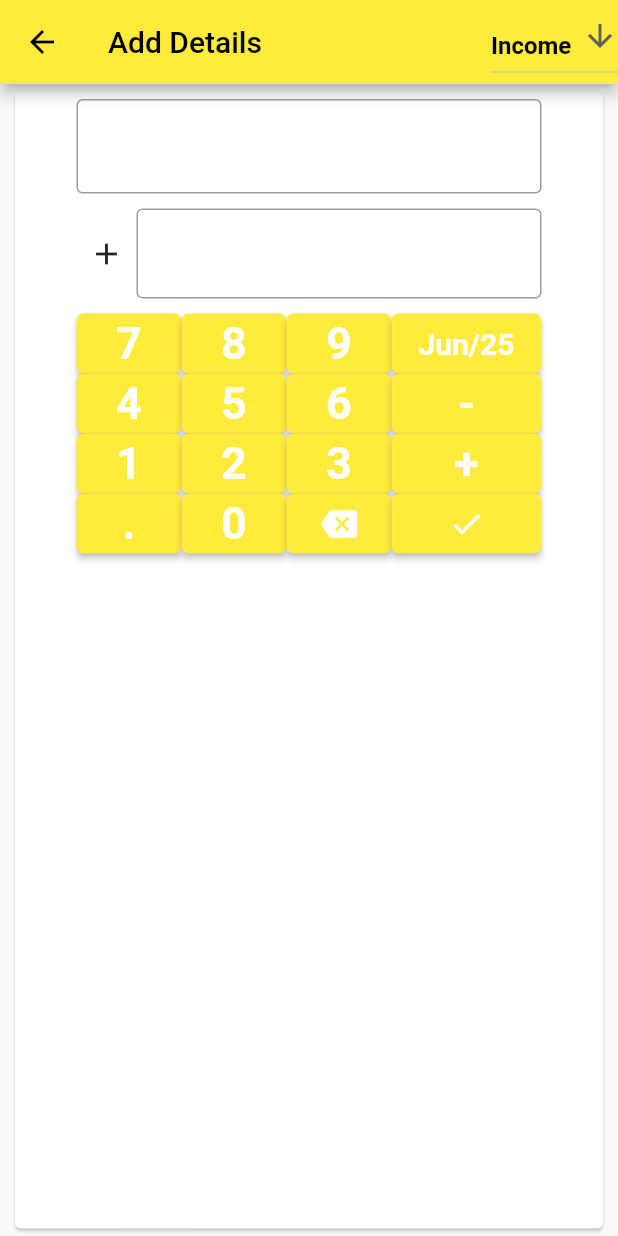
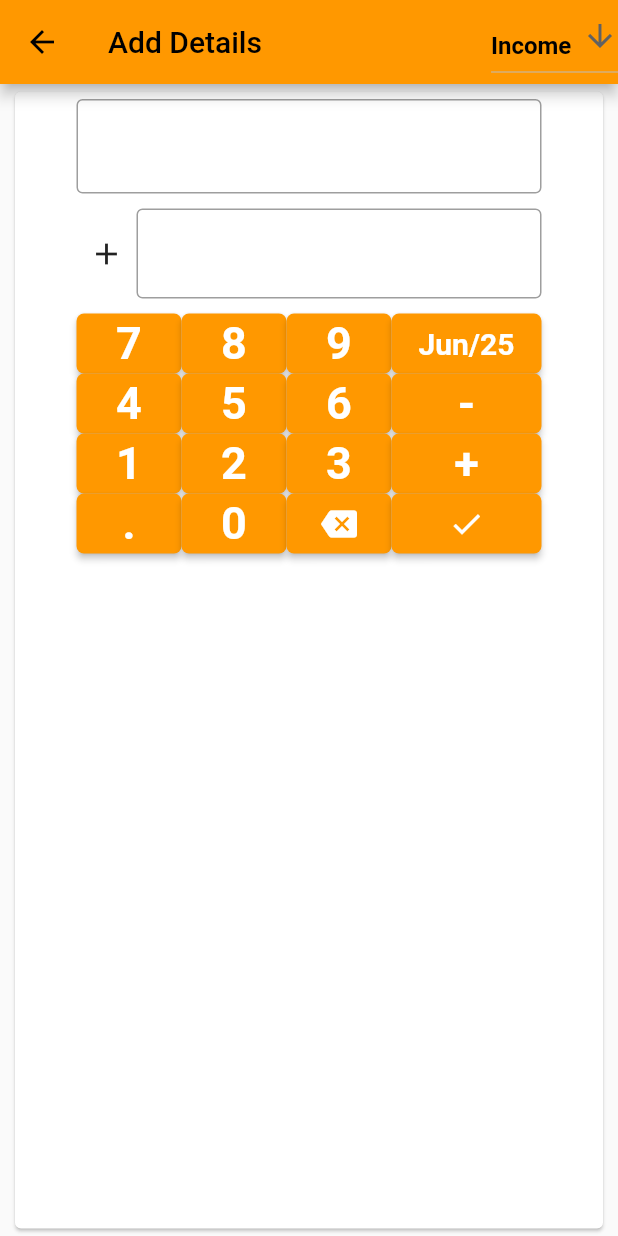
Before and after one commit to pollyolly/imoney_saver, a Flutter app: the MoneySaverAddDetail screen opened by its route, on a phone screen of 412 x 824 dp. Run offline on Flutter 3.47's test engine with Material 2 defaults, Android fonts, the phone set to English and light mode, and no system bars; our stand-ins replace fl_chart, flutter_local_notifications, flutter_native_timezone, grouped_list, rxdart, sqflite and 1 more; missing offline and left inert: mat_month_picker_dialog; accounts and stored records are empty.

```diff
--- a/lib/main.dart
+++ b/lib/main.dart
@@ -59,8 +59,9 @@ class MyApp extends StatelessWidget {
     return MaterialApp(
         title: appTitle,
         theme: ThemeData(
-          primarySwatch: Colors.yellow,
+          primarySwatch: Colors.orange,
         ),
+        themeMode: ThemeMode.system,
         // home: Home(),
         initialRoute: '/',
         onGenerateRoute: RouterGenerator.generateRoute);
@@ -86,7 +87,8 @@ class MyAppState extends State<Home> {
   void initState() {
     super.initState();
     _month = DateFormat("MMMM").format(DateTime.now()).toString();
-    NotificationApi.init();
+    NotificationApi.init(initScheduled: true);
+
     listenNotification();
   }
 
--- a/lib/models/money_saver_model.dart
+++ b/lib/models/money_saver_model.dart
@@ -1,4 +1,4 @@
-import 'package:intl/intl.dart';
+// import 'package:intl/intl.dart';
 
 class MoneySaverModel {
   int? id;
--- a/lib/net/notification_api.dart
+++ b/lib/net/notification_api.dart
@@ -1,5 +1,8 @@
+import 'package:rxdart/rxdart.dart';
 import 'package:flutter_local_notifications/flutter_local_notifications.dart';
-import 'package:rxdart/rxdart.dart';
+import 'package:timezone/data/latest.dart' as tz;
+import 'package:timezone/timezone.dart' as tz;
+import 'package:flutter_native_timezone/flutter_native_timezone.dart';
 
 //https://www.youtube.com/watch?v=bRy5dmts3X8
 
@@ -27,6 +30,13 @@ class NotificationApi {
         onSelectNotification: (payload) async {
       onNotification.add(payload!);
     });
+
+    if (initScheduled) {
+      //This is important to make scheduled notification work
+      tz.initializeTimeZones();
+      final locationName = await FlutterNativeTimezone.getLocalTimezone();
+      tz.setLocalLocation(tz.getLocation(locationName));
+    }
   }
 
   static Future showNotification({
@@ -39,4 +49,91 @@ class NotificationApi {
         notification.show(id, title, body, await notificationDetails(),
             payload: payload)
       };
+//Normal Scheduling
+  static Future showScheduledNotification({
+    int id = 0,
+    String? title,
+    String? body,
+    String? payload,
+    required DateTime scheduleDate,
+  }) async =>
+      {
+        notification.zonedSchedule(
+            id,
+            title,
+            body,
+            payload: payload,
+            tz.TZDateTime.from(scheduleDate, tz.local),
+            await notificationDetails(),
+            androidAllowWhileIdle: true,
+            uiLocalNotificationDateInterpretation:
+                UILocalNotificationDateInterpretation.absoluteTime)
+      };
+// NotificationApi.showScheduledNotification(
+  //     title: '',
+  //     body: '',
+  //     payload: '',
+  //     scheduleDate: DateTime.now()
+  //         .add(Duration(seconds: 12)));//Run every 12 seconds
+  static Future showScheduledNotificationDaily({
+    int id = 0,
+    String? title,
+    String? body,
+    String? payload,
+    required DateTime scheduleDate,
+  }) async =>
+      {
+        notification.zonedSchedule(
+            id,
+            title,
+            body,
+            _scheduleDaily(Time(8)), //8am Time(8,3,12)
+            await notificationDetails(),
+            payload: payload,
+            androidAllowWhileIdle: true,
+            uiLocalNotificationDateInterpretation:
+                UILocalNotificationDateInterpretation.absoluteTime,
+            matchDateTimeComponents: DateTimeComponents.time)
+      };
+  static tz.TZDateTime _scheduleDaily(Time time) {
+    final now = tz.TZDateTime.now(tz.local);
+    final scheduleDate = tz.TZDateTime(tz.local, now.year, now.month, now.day,
+        time.hour, time.minute, time.second);
+    return scheduleDate.isBefore(now) //check if in the path already
+        ? scheduleDate
+            .add(Duration(days: 1)) //scheduled next day if already in the path
+        : scheduleDate;
+  }
+
+  static Future showScheduledNotificationWeekly({
+    int id = 0,
+    String? title,
+    String? body,
+    String? payload,
+    required DateTime scheduleDate,
+  }) async =>
+      {
+        notification.zonedSchedule(
+            id,
+            title,
+            body,
+            _scheduleWeekly(Time(8), days: [
+              DateTime.monday,
+              DateTime.tuesday
+            ]), //8am every monday and tuesday
+            await notificationDetails(),
+            payload: payload,
+            androidAllowWhileIdle: true,
+            uiLocalNotificationDateInterpretation:
+                UILocalNotificationDateInterpretation.absoluteTime,
+            matchDateTimeComponents: DateTimeComponents.dayOfMonthAndTime)
+      };
+  static tz.TZDateTime _scheduleWeekly(Time time, {required List<int> days}) {
+    tz.TZDateTime scheduleDate = _scheduleDaily(time); //reuse _scheduleDaily
+    while (!days.contains(scheduleDate.weekday)) {
+      //check to add only weekdays in the schedule
+      scheduleDate = scheduleDate.add(const Duration(days: 1));
+    }
+    return scheduleDate;
+  }
 }
--- a/lib/views/chart.dart
+++ b/lib/views/chart.dart
@@ -1,4 +1,4 @@
-import 'dart:math';
+// import 'dart:math';
 
 import 'package:fl_chart/fl_chart.dart';
 import 'package:flutter/material.dart';
@@ -43,7 +43,7 @@ class MoneySaverChartState extends State<MoneySaverChart> {
     num? sumExpense = 0;
     groupedData =
         Provider.of<MoneySaverDetailProvider>(context, listen: false).dataList;
-    print('group data:' + groupedData.toString());
+    // print('group data:' + groupedData.toString());
     if (groupedData.isNotEmpty) {
       groupByGroups = groupBy(groupedData, (obj) => obj.category);
       sumIncome =
@@ -196,7 +196,7 @@ class MoneySaverChartState extends State<MoneySaverChart> {
         switch (i) {
           case 0: //Income
             return PieChartSectionData(
-              color: Color(0xFF00E676),
+              color: const Color(0xFF00E676),
               value: percentIncome == null
                   ? 0
                   : double.parse(percentIncome.toString()),
--- a/lib/views/widgets/navigation.dart
+++ b/lib/views/widgets/navigation.dart
@@ -9,26 +9,23 @@ class NavigationDrawer extends StatelessWidget {
         child: ListView(padding: EdgeInsets.zero, children: [
       const DrawerHeader(
         decoration: BoxDecoration(
-          color: Colors.yellow,
+          color: Colors.orange,
         ),
         child: Text('Money Saver'),
       ),
       ListTile(
           title: const Text('Charts'),
           onTap: () {
-            // Navigator.pop(context);
             Navigator.of(context).pushNamed('/chart');
           }),
       ListTile(
           title: const Text('Settings'),
           onTap: () {
-            // Navigator.pop(context);
             Navigator.of(context).pushNamed('/setting');
           }),
       ListTile(
           title: const Text('About'),
           onTap: () {
-            // Navigator.pop(context);
             Navigator.of(context).pushNamed('/about');
           }),
       ListTile(
```
Also changed, not shown: lib/views/about.dart (+11 -2 lines), lib/views/detail_add.dart (+8 -1 lines), 2 other files.
